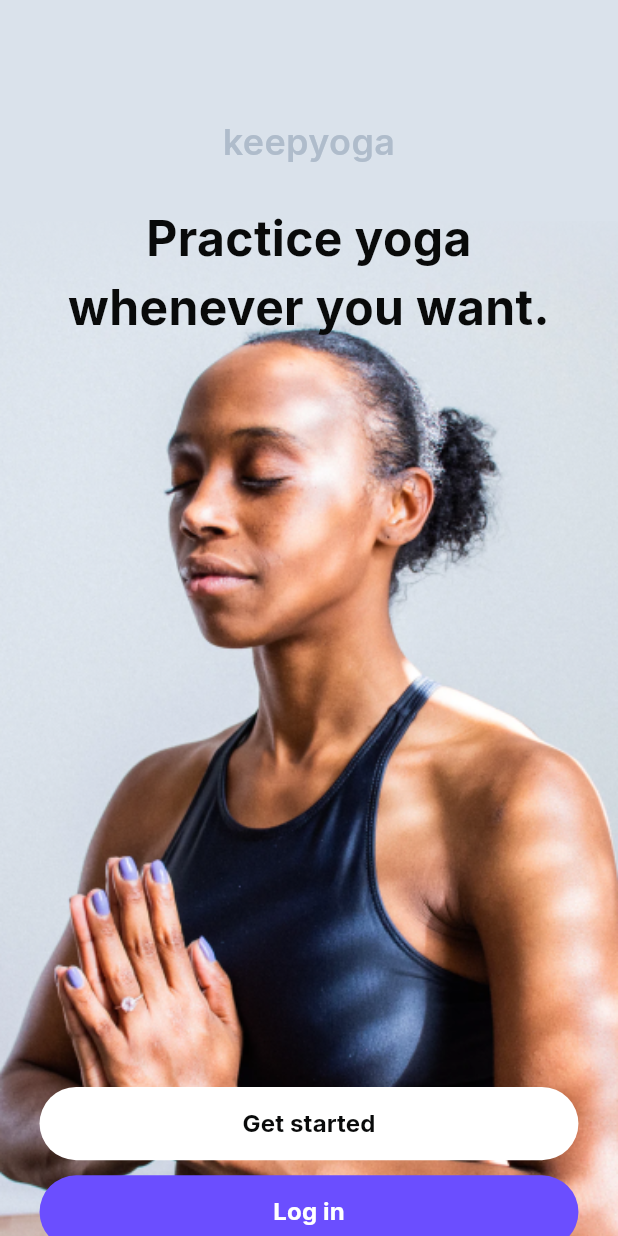
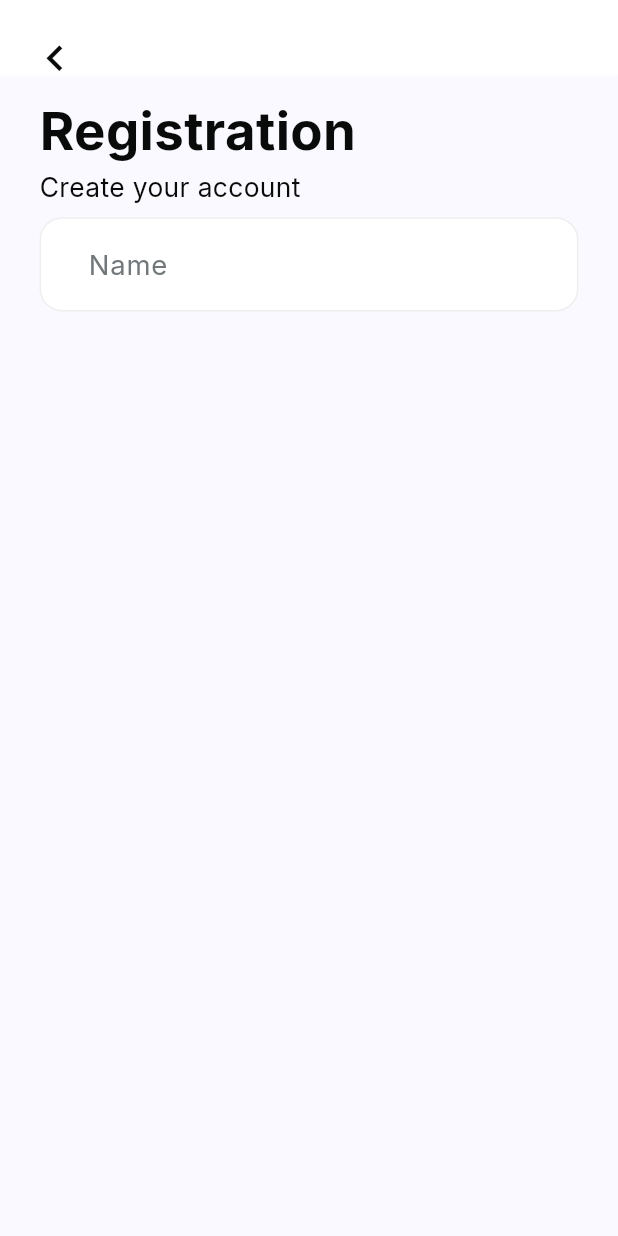
Before and after one commit to RuchithaVirashan/keepyoga, a Flutter app: the screen it shows after launch, after a tap on "Get started", on a phone screen of 412 x 824 dp. Run offline on Flutter 3.47's test engine with Material 3 defaults, Android fonts, the light colour scheme and no system bars; our stand-ins replace flutter_screenutil, google_fonts.

Commit message:
add text feild

```diff
--- /dev/null
+++ b/lib/components/common/back_app_bar.dart
@@ -0,0 +1,56 @@
+import 'package:flutter/material.dart';
+import 'package:flutter_screenutil/flutter_screenutil.dart';
+
+class BackAppBar extends StatelessWidget implements PreferredSizeWidget {
+  const BackAppBar({super.key});
+
+  @override
+  Size get preferredSize => const Size.fromHeight(50.0);
+
+  @override
+  Widget build(BuildContext context) {
+    ScreenUtil.init(context);
+
+    return Container(
+      decoration: const BoxDecoration(
+        color: Colors.white,
+        boxShadow: [
+          BoxShadow(
+            color: Color(0xFFFFFFFF),
+            blurRadius: 1,
+            offset: Offset(0, 0.50),
+            spreadRadius: 0,
+          )
+        ],
+      ),
+      child: AppBar(
+        backgroundColor: const Color(0xFFFFFFFF),
+        leading: Container(),
+        elevation: 0,
+        actions: [
+          Expanded(
+            child: Row(
+              mainAxisAlignment: MainAxisAlignment.start,
+              children: [
+                Padding(
+                  padding: EdgeInsets.only(left: 10.w, top: 12.h),
+                  child: IconButton(
+                    icon: Icon(
+                      Icons.navigate_before,
+                      color: const Color(0xFF090A0A),
+                      size: 30.sp,
+                    ),
+                    splashRadius: 20.r,
+                    onPressed: () {
+                      Navigator.of(context).pop();
+                    },
+                  ),
+                ),
+              ],
+            ),
+          ),
+        ],
+      ),
+    );
+  }
+}
--- a/lib/components/common/text_feild.dart
+++ b/lib/components/common/text_feild.dart
@@ -22,25 +22,27 @@ class CustomTextField extends StatelessWidget {
   @override
   Widget build(BuildContext context) {
     ScreenUtil.init(context);
-    return Container(
-      decoration: BoxDecoration(
-        borderRadius: BorderRadius.circular(15.r),
-        boxShadow: [
-          BoxShadow(
-            color: const Color(0x23154378),
-            blurRadius: 50.r,
-            offset: const Offset(12, 24),
-            spreadRadius: 0,
-          )
-        ],
-      ),
-      child: TextFormField(
+    return TextFormField(
       controller: controller,
       decoration: InputDecoration(
         hintText: hintText,
-          hintStyle: const TextStyle(color: Color(0x6022242E)),
+        labelText: hintText,
+        floatingLabelAlignment: FloatingLabelAlignment.start,
+        labelStyle: TextStyle(
+          color: const Color(0xFF72777A),
+          fontSize: 16.sp,
+          fontWeight: FontWeight.w400,
+        ),
+        hintStyle: TextStyle(
+          color: const Color(0xFF72777A),
+          fontSize: 16.sp,
+          fontWeight: FontWeight.w400,
+        ),
         border: OutlineInputBorder(
-            borderRadius: BorderRadius.circular(15.r),
+          borderRadius: BorderRadius.circular(8.r),
+          borderSide: const BorderSide(
+            color: Color(0xFFE3E5E5),
+          ),
         ),
         contentPadding: EdgeInsets.only(
           left: 25.w,
@@ -54,7 +56,6 @@ class CustomTextField extends StatelessWidget {
       keyboardType: keybordType,
       maxLines: maxLine,
       onChanged: onChanged,
-      ),
     );
   }
 }
--- a/lib/screens/launch_screen.dart
+++ b/lib/screens/launch_screen.dart
@@ -1,5 +1,6 @@
 import 'package:flutter/material.dart';
 import 'package:flutter_screenutil/flutter_screenutil.dart';
+import 'package:keepyoga/screens/registration_screen.dart';
 
 import '../components/common/button.dart';
 import '../components/common/default_text.dart';
@@ -31,44 +32,59 @@ class _LaunchScreenState extends State<LaunchScreen> {
                 ),
               ),
               Column(
+                mainAxisAlignment: MainAxisAlignment.spaceBetween,
                 children: [
                   Padding(
                     padding: EdgeInsets.only(top: 76.h),
-                    child: const Center(
-                      child: DefaultText(
-                        colorR: Color(0xFFAFBCCB),
+                    child: Center(
+                      child: Padding(
+                        padding: EdgeInsets.only(left: 10.w, right: 10.w),
+                        child: Column(
+                          children: [
+                            DefaultText(
+                              colorR: const Color(0xFFAFBCCB),
                               content: 'keepyoga',
-                        fontSizeR: 24,
+                              fontSizeR: 24.sp,
                               fontWeightR: FontWeight.w600,
                               textAlignR: TextAlign.center,
+                            ),
+                            DefaultText(
+                              colorR: const Color(0xFF090A0A),
+                              content: 'Practice yoga whenever you want.',
+                              fontSizeR: 32.sp,
+                              fontWeightR: FontWeight.w800,
+                              textAlignR: TextAlign.center,
+                            ),
+                          ],
+                        ),
                       ),
                     ),
                   ),
                   Padding(
-                    padding: EdgeInsets.only(
-                      top: 24.h,
-                      left: 24.w,
-                      right: 24.w,
+                    padding:
+                        EdgeInsets.only(left: 10.w, right: 10.w, bottom: 20.h),
+                    child: Column(
+                      children: [
+                        Center(
+                          child: ButtonWidget(
+                            onPressed: () {
+                              Navigator.push(
+                                context,
+                                PageRouteBuilder(
+                                  transitionDuration:
+                                      const Duration(milliseconds: 300),
+                                  transitionsBuilder:
+                                      (context, animation, _, child) {
+                                    return FadeTransition(
+                                      opacity: animation,
+                                      child: child,
+                                    );
+                                  },
+                                  pageBuilder: (_, __, ___) =>
+                                      const RegistrationScreen(),
                                 ),
-                    child: const Center(
-                      child: DefaultText(
-                        colorR: Color(0xFF090A0A),
-                        content: 'Practice yoga whenever you want.',
-                        fontSizeR: 32,
-                        fontWeightR: FontWeight.w700,
-                        textAlignR: TextAlign.center,
-                      ),
-                    ),
-                  ),
-                  Padding(
-                    padding: EdgeInsets.only(
-                      top: 490.h,
-                      left: 24.w,
-                      right: 24.w,
-                    ),
-                    child: Center(
-                      child: ButtonWidget(
-                        onPressed: () {},
+                              );
+                            },
                             minHeight: 48.h,
                             buttonName: 'Get started',
                             textColor: const Color(0xFF090A0A),
@@ -76,13 +92,8 @@ class _LaunchScreenState extends State<LaunchScreen> {
                             radius: 48.r,
                           ),
                         ),
-                  ),
                         Padding(
-                    padding: EdgeInsets.only(
-                      top: 10.h,
-                      left: 24.w,
-                      right: 24.w,
-                    ),
+                          padding: EdgeInsets.only(top: 10.h),
                           child: Center(
                             child: ButtonWidget(
                               onPressed: () {},
@@ -96,6 +107,9 @@ class _LaunchScreenState extends State<LaunchScreen> {
                         ),
                       ],
                     ),
+                  ),
+                ],
+              ),
             ],
           ),
         ),
--- /dev/null
+++ b/lib/screens/registration_screen.dart
@@ -0,0 +1,62 @@
+import 'package:flutter/material.dart';
+import 'package:flutter_screenutil/flutter_screenutil.dart';
+
+import '../components/common/back_app_bar.dart';
+import '../components/common/default_text.dart';
+import '../components/common/text_feild.dart';
+import '../services/validation/validate_service.dart';
+
+class RegistrationScreen extends StatefulWidget {
+  const RegistrationScreen({super.key});
+
+  @override
+  State<RegistrationScreen> createState() => _RegistrationScreenState();
+}
+
+class _RegistrationScreenState extends State<RegistrationScreen> {
+  final TextEditingController emailController = TextEditingController();
+  final ValidateService validateService = ValidateService();
+
+  @override
+  Widget build(BuildContext context) {
+    return Scaffold(
+      appBar: const BackAppBar(),
+      body: SingleChildScrollView(
+        child: Padding(
+          padding: EdgeInsets.symmetric(horizontal: 24.w, vertical: 12.h),
+          child: Column(
+            mainAxisAlignment: MainAxisAlignment.start,
+            crossAxisAlignment: CrossAxisAlignment.start,
+            children: [
+              DefaultText(
+                colorR: const Color(0xFF090A0A),
+                content: 'Registration',
+                fontSizeR: 32.sp,
+                fontWeightR: FontWeight.w700,
+                textAlignR: TextAlign.start,
+              ),
+              DefaultText(
+                colorR: const Color(0xFF090A0A),
+                content: 'Create your account',
+                fontSizeR: 16.sp,
+                fontWeightR: FontWeight.w400,
+                textAlignR: TextAlign.start,
+              ),
+              Padding(
+                padding: EdgeInsets.symmetric(
+                  vertical: 7.5.h,
+                ),
+                child: CustomTextField(
+                  controller: emailController,
+                  hintText: 'Name',
+                  validate: (value) => validateService.isEmptyFieldWithLength(
+                      value!, 'Item Name'),
+                ),
+              ),
+            ],
+          ),
+        ),
+      ),
+    );
+  }
+}
--- /dev/null
+++ b/lib/services/validation/validate_service.dart
@@ -0,0 +1,53 @@
+class ValidateService {
+  String? isEmptyField(String value, String feild) {
+    if (value.isEmpty) {
+      return 'Required';
+    } else {
+      return null;
+    }
+  }
+
+  String? isEmptyFieldWithLength(String value, String feild) {
+    if (value.isEmpty) {
+      return 'Required';
+    } else if (value.length < 10) {
+      return '$feild must be at least 10 characters long';
+    } else if (value.length > 500) {
+      return "$feild must be less than 500 characters long";
+    } else {
+      return null;
+    }
+  }
+
+  String? validatePrice(String value) {
+    if (value.isEmpty) {
+      return 'Required';
+    }
+
+    final RegExp priceRegex = RegExp(r'^\d+(\.\d{1,2})?$');
+    if (!priceRegex.hasMatch(value)) {
+      return 'Price must be a whole number with up to two decimal places';
+    }
+
+    return null;
+  }
+
+  String? validateDiscount(String value) {
+  if (value.isEmpty) {
+    return 'Required';
+  }
+
+  final RegExp discountRegex = RegExp(r'^\d+(\.\d{1,2})?$');
+  if (!discountRegex.hasMatch(value)) {
+    return 'Discount must be a number with up to two decimal places';
+  }
+
+  double discountValue = double.parse(value);
+  if (discountValue < 0 || discountValue > 100) {
+    return 'Discount must be between 0 and 100';
+  }
+
+  return null;
+}
+
+}
```
Lines whose indentation alone changed are shown as unchanged.
